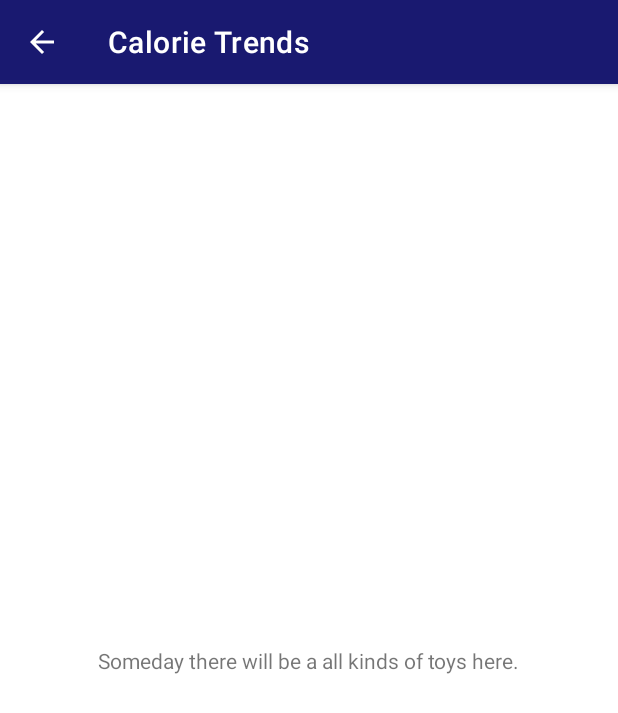
After one commit to tombutlersings/FoodFight, an Android app: the acAddCustomFood screen opened directly, with no data from a screen before it, on a phone screen of 412 x 824 dp. The commit adds this screen. Shown: the top 713 px of the screen. Run offline under Robolectric (Android 15) with nearby library versions, the phone set to English and light mode, and no system bars.

Commit message:
Add the blank AddCustomFood activity so as to not have a dead button.

```diff
--- /dev/null
+++ b/app/src/main/java/com/example/foodfight/acAddCustomFood.java
@@ -0,0 +1,18 @@
+package com.example.foodfight;
+
+import androidx.appcompat.app.AppCompatActivity;
+
+import android.os.Bundle;
+
+/* This activity is part of the stretch goal were custom
+ * foods are added to the Food table
+ *
+ */
+public class acAddCustomFood extends AppCompatActivity {
+
+    @Override
+    protected void onCreate(Bundle savedInstanceState) {
+        super.onCreate(savedInstanceState);
+        setContentView(R.layout.activity_add_custom_food);
+    }
+}
--- a/app/src/main/java/com/example/foodfight/acTrend.java
+++ b/app/src/main/java/com/example/foodfight/acTrend.java
@@ -1,5 +1,4 @@
 package com.example.foodfight;
-
 
 import androidx.appcompat.app.AppCompatActivity;
 
--- /dev/null
+++ b/app/src/main/res/layout/activity_add_custom_food.xml
@@ -0,0 +1,19 @@
+<?xml version="1.0" encoding="utf-8"?>
+<androidx.constraintlayout.widget.ConstraintLayout xmlns:android="http://schemas.android.com/apk/res/android"
+    xmlns:app="http://schemas.android.com/apk/res-auto"
+    xmlns:tools="http://schemas.android.com/tools"
+    android:layout_width="match_parent"
+    android:layout_height="match_parent"
+    tools:context=".acAddCustomFood">
+
+    <TextView
+        android:id="@+id/textView17"
+        android:layout_width="wrap_content"
+        android:layout_height="wrap_content"
+        android:text="@string/add_custom_food_placeholder"
+        app:layout_constraintBottom_toBottomOf="parent"
+        app:layout_constraintEnd_toEndOf="parent"
+        app:layout_constraintHorizontal_bias="0.5"
+        app:layout_constraintStart_toStartOf="parent"
+        app:layout_constraintTop_toTopOf="parent" />
+</androidx.constraintlayout.widget.ConstraintLayout>
--- a/app/src/main/res/layout/activity_add_food.xml
+++ b/app/src/main/res/layout/activity_add_food.xml
@@ -44,6 +44,7 @@
         android:id="@+id/addCustomButton"
         android:layout_width="wrap_content"
         android:layout_height="wrap_content"
+        android:onClick="btnAddCustomFood"
         android:text="@string/add_food_btn01"
         app:layout_constraintBottom_toBottomOf="parent"
         app:layout_constraintEnd_toEndOf="parent"
--- a/app/src/main/res/values/strings.xml
+++ b/app/src/main/res/values/strings.xml
@@ -3,6 +3,10 @@
     <string name="main_button01">MEALS</string>
     <string name="main_label01">Daily Goal</string>
     <string name="main_label02">Weekly Goal</string>
+
+
+    <string name="add_custom_food_header">Calorie Trends</string>
+    <string name="add_custom_food_placeholder">Someday there will be a all kinds of toys here.</string>
 
 
     <string name="add_food_header">Add Food</string>
```
Also changed, not shown: app/src/main/AndroidManifest.xml (+13 -8 lines), app/src/main/java/com/example/foodfight/acAddFood.java (+12 -0 lines).
